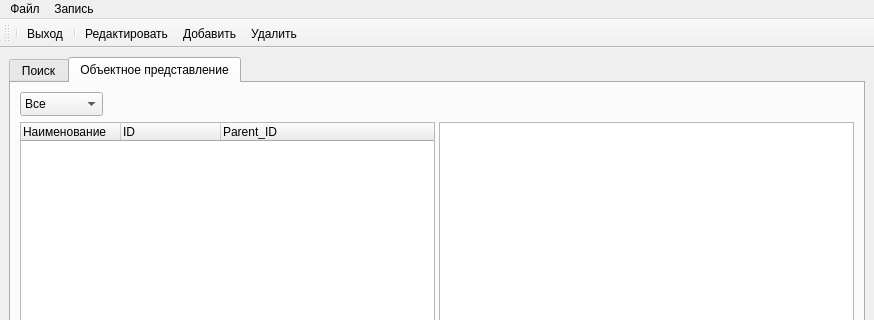
VladisGol/platon-accs, file mainwindow.ui: the form before one commit; both pictures show x 0 to 874 and y 0 to 320 of the 874 by 744 pixel window.
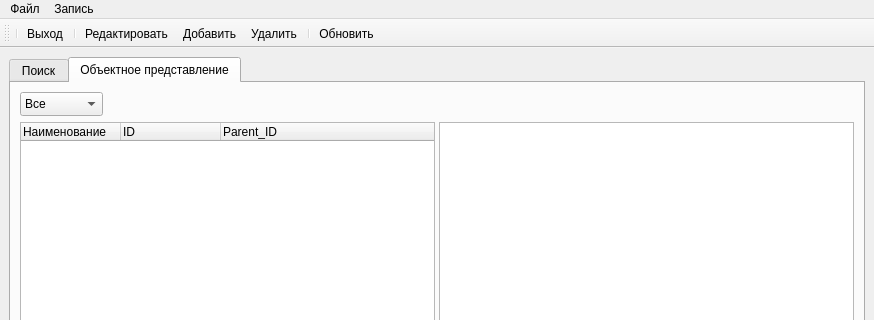
The form after the commit. Icons and pictures are not drawn. Custom widgets are drawn as their Qt base class.

```diff
--- a/mainwindow.ui
+++ b/mainwindow.ui
@@ -233,6 +233,8 @@
    <addaction name="action_edit" />
    <addaction name="action_add" />
    <addaction name="action_del" />
+   <addaction name="separator" />
+   <addaction name="action_refresh" />
   </widget>
   <action name="action_quit" >
    <property name="icon" >
@@ -270,6 +272,15 @@
     <string>Удалить</string>
    </property>
   </action>
+  <action name="action_refresh" >
+   <property name="icon" >
+    <iconset>
+     <normaloff>images/reload.png</normaloff>images/reload.png</iconset>
+   </property>
+   <property name="text" >
+    <string>Обновить</string>
+   </property>
+  </action>
  </widget>
  <customwidgets>
   <customwidget>
```
Left out of the diff: 2 changed lines with no effect on the pictures.
